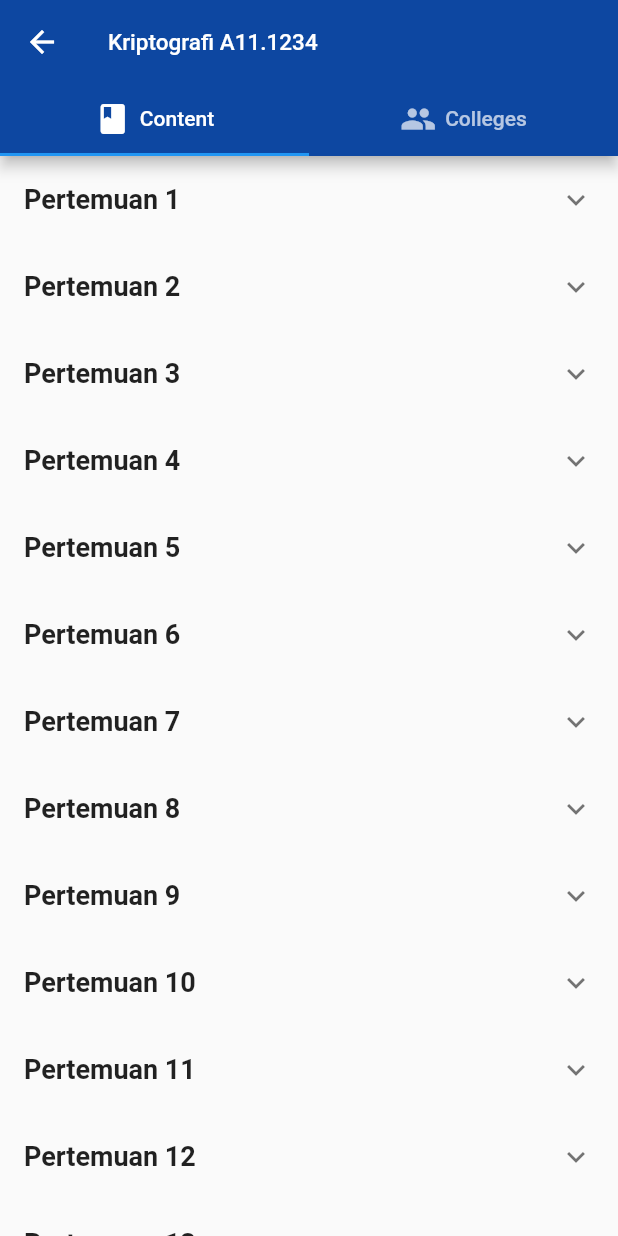
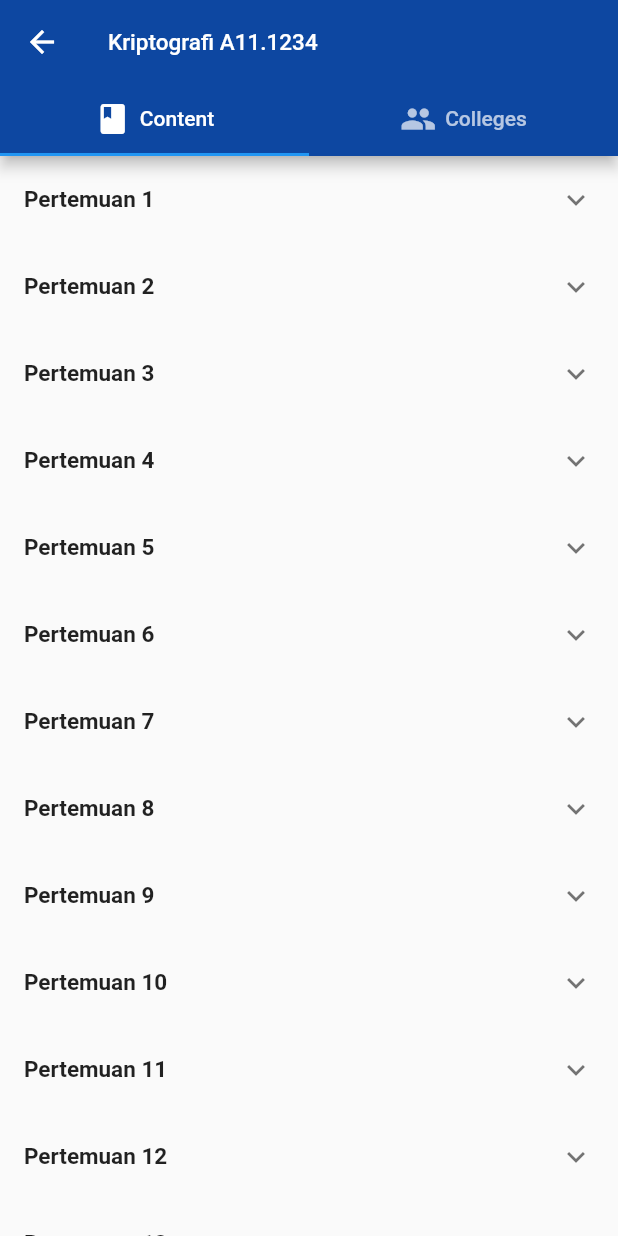
Before and after one commit to RanggaDwi16/Flutter-Absen-App-V.2, a Flutter app: the screen it shows after launch, after a tap on "A11.1234", on a phone screen of 412 x 824 dp. Run offline on Flutter 3.47's test engine with Material 2 defaults, Android fonts, the phone set to English and light mode, and no system bars; generated files the repository leaves out were written again.

Commit message:
Slicing detail matkul konten

```diff
--- /dev/null
+++ b/lib/src/models/data.dart
@@ -0,0 +1,59 @@
+import 'package:absen_app/src/models/mahasiswa.dart';
+import 'package:absen_app/src/models/konten.dart';
+import 'package:absen_app/src/models/mata_kuliah.dart';
+
+List<MataKuliah> daftarMataKuliah = [
+  MataKuliah(
+    id: "A11.1234",
+    name: "Kriptografi",
+    dosen: "Dr. Prof. Patrick",
+    jadwal: "Senin, 08.00 - 10.00",
+    sks: 3,
+    jumlahMahasiswa: 5,
+    daftarMahasiswa: [
+      Mahasiswa(nama: "Ahmad", nim: "A11.2020.00001", jenisKelamin: "Male"),
+      Mahasiswa(nama: "Budi", nim: "A11.2020.00002", jenisKelamin: "Male"),
+      Mahasiswa(nama: "Citra", nim: "A11.2020.00003", jenisKelamin: "Female"),
+      Mahasiswa(nama: "Dewi", nim: "A11.2020.00004", jenisKelamin: "Female"),
+      Mahasiswa(nama: "Eka", nim: "A11.2020.00005", jenisKelamin: "Male"),
+    ],
+    konten: [
+      Konten(judul: "Pertemuan 1", deskripsi: "Kontrak Kuliah"),
+      Konten(judul: "Pertemuan 2", deskripsi: "Enkripsi dan Dekripsi"),
+      Konten(judul: "Pertemuan 3", deskripsi: "Algoritma Kriptografi"),
+      Konten(judul: "Pertemuan 4", deskripsi: "Keamanan Komunikasi"),
+      Konten(judul: "Pertemuan 5", deskripsi: "Tugas Mingguan"),
+      Konten(judul: "Pertemuan 6", deskripsi: "Kriptografi Simetris"),
+      Konten(judul: "Pertemuan 7", deskripsi: "Kriptografi Asimetris"),
+      Konten(judul: "Pertemuan 8", deskripsi: "Sertifikat Digital"),
+      Konten(judul: "Pertemuan 9", deskripsi: "Kriptografi Kunci Publik"),
+      Konten(judul: "Pertemuan 10", deskripsi: "Protokol Keamanan"),
+      Konten(judul: "Pertemuan 11", deskripsi: "Keamanan Jaringan"),
+      Konten(judul: "Pertemuan 12", deskripsi: "Implementasi Kriptografi"),
+      Konten(judul: "Pertemuan 13", deskripsi: "Evaluasi Akhir"),
+      Konten(judul: "Pertemuan 14", deskripsi: "Review Materi"),
+    ],
+  ),
+  MataKuliah(
+    id: "A11.5678",
+    name: "Pemrograman Lanjut",
+    dosen: "Dr. Prof. Patrick",
+    jadwal: "Senin, 08.00 - 10.00",
+    sks: 4,
+    jumlahMahasiswa: 8,
+    daftarMahasiswa: [
+      Mahasiswa(nama: "Fani", nim: "A11.2020.00006", jenisKelamin: "Female"),
+      Mahasiswa(nama: "Guntur", nim: "A11.2020.00007", jenisKelamin: "Male"),
+      Mahasiswa(nama: "Hani", nim: "A11.2020.00008", jenisKelamin: "Female"),
+      Mahasiswa(nama: "Ahmad", nim: "A11.2020.00001", jenisKelamin: "Male"),
+      Mahasiswa(nama: "Budi", nim: "A11.2020.00002", jenisKelamin: "Male"),
+      Mahasiswa(nama: "Citra", nim: "A11.2020.00003", jenisKelamin: "Female"),
+      Mahasiswa(nama: "Dewi", nim: "A11.2020.00004", jenisKelamin: "Female"),
+      Mahasiswa(nama: "Eka", nim: "A11.2020.00005", jenisKelamin: "Male"),
+    ],
+    konten: [
+      Konten(judul: "Pertemuan 1", deskripsi: "Pendahuluan Pemrograman Lanjut"),
+      Konten(judul: "Pertemuan 2", deskripsi: "Struktur Data Lanjut"),
+    ],
+  ),
+];
--- a/lib/src/models/mata_kuliah.dart
+++ b/lib/src/models/mata_kuliah.dart
@@ -4,6 +4,8 @@ import 'package:absen_app/src/models/mahasiswa.dart';
 class MataKuliah {
   String id;
   String name;
+  String dosen;
+  String jadwal;
   int sks;
   int jumlahMahasiswa;
   List<Mahasiswa> daftarMahasiswa;
@@ -11,6 +13,8 @@ class MataKuliah {
   MataKuliah({
     required this.id,
     required this.name,
+    required this.dosen,
+    required this.jadwal,
     required this.sks,
     required this.jumlahMahasiswa,
     required this.daftarMahasiswa,
@@ -20,6 +24,8 @@ class MataKuliah {
   MataKuliah copyWith({
     String? id,
     String? name,
+    String? dosen,
+    String? jadwal,
     int? sks,
     int? jumlahMahasiswa,
     List<Mahasiswa>? daftarMahasiswa,
@@ -28,6 +34,8 @@ class MataKuliah {
     return MataKuliah(
       id: id ?? this.id,
       name: name ?? this.name,
+      dosen: dosen ?? this.dosen,
+      jadwal: jadwal ?? this.jadwal,
       sks: sks ?? this.sks,
       jumlahMahasiswa: jumlahMahasiswa ?? this.jumlahMahasiswa,
       daftarMahasiswa: daftarMahasiswa ?? this.daftarMahasiswa,
@@ -50,6 +58,8 @@ class MataKuliah {
     return MataKuliah(
       id: map['id'] as String,
       name: map['name'] as String,
+      dosen: map['dosen'] as String,
+      jadwal: map['jadwal'] as String,
       sks: map['sks'] as int,
       jumlahMahasiswa: map['jumlahMahasiswa'] as int,
       daftarMahasiswa: List<Mahasiswa>.from(
@@ -65,55 +75,3 @@ class MataKuliah {
     );
   }
 }
-
-List<MataKuliah> daftarMataKuliah = [
-  MataKuliah(
-    id: "A11.1234",
-    name: "Kriptografi",
-    sks: 3,
-    jumlahMahasiswa: 5,
-    daftarMahasiswa: [
-      Mahasiswa(nama: "Ahmad", nim: "A11.2020.00001", jenisKelamin: "Male"),
-      Mahasiswa(nama: "Budi", nim: "A11.2020.00002", jenisKelamin: "Male"),
-      Mahasiswa(nama: "Citra", nim: "A11.2020.00003", jenisKelamin: "Female"),
-      Mahasiswa(nama: "Dewi", nim: "A11.2020.00004", jenisKelamin: "Female"),
-      Mahasiswa(nama: "Eka", nim: "A11.2020.00005", jenisKelamin: "Male"),
-    ],
-    konten: [
-      Konten(judul: "Pertemuan 1", deskripsi: "Kontrak Kuliah"),
-      Konten(judul: "Pertemuan 2", deskripsi: "Enkripsi dan Dekripsi"),
-      Konten(judul: "Pertemuan 3", deskripsi: "Algoritma Kriptografi"),
-      Konten(judul: "Pertemuan 4", deskripsi: "Keamanan Komunikasi"),
-      Konten(judul: "Pertemuan 5", deskripsi: "Tugas Mingguan"),
-      Konten(judul: "Pertemuan 6", deskripsi: "Kriptografi Simetris"),
-      Konten(judul: "Pertemuan 7", deskripsi: "Kriptografi Asimetris"),
-      Konten(judul: "Pertemuan 8", deskripsi: "Sertifikat Digital"),
-      Konten(judul: "Pertemuan 9", deskripsi: "Kriptografi Kunci Publik"),
-      Konten(judul: "Pertemuan 10", deskripsi: "Protokol Keamanan"),
-      Konten(judul: "Pertemuan 11", deskripsi: "Keamanan Jaringan"),
-      Konten(judul: "Pertemuan 12", deskripsi: "Implementasi Kriptografi"),
-      Konten(judul: "Pertemuan 13", deskripsi: "Evaluasi Akhir"),
-      Konten(judul: "Pertemuan 14", deskripsi: "Review Materi"),
-    ],
-  ),
-  MataKuliah(
-    id: "A11.5678",
-    name: "Pemrograman Lanjut",
-    sks: 4,
-    jumlahMahasiswa: 8,
-    daftarMahasiswa: [
-      Mahasiswa(nama: "Fani", nim: "A11.2020.00006", jenisKelamin: "Female"),
-      Mahasiswa(nama: "Guntur", nim: "A11.2020.00007", jenisKelamin: "Male"),
-      Mahasiswa(nama: "Hani", nim: "A11.2020.00008", jenisKelamin: "Female"),
-      Mahasiswa(nama: "Ahmad", nim: "A11.2020.00001", jenisKelamin: "Male"),
-      Mahasiswa(nama: "Budi", nim: "A11.2020.00002", jenisKelamin: "Male"),
-      Mahasiswa(nama: "Citra", nim: "A11.2020.00003", jenisKelamin: "Female"),
-      Mahasiswa(nama: "Dewi", nim: "A11.2020.00004", jenisKelamin: "Female"),
-      Mahasiswa(nama: "Eka", nim: "A11.2020.00005", jenisKelamin: "Male"),
-    ],
-    konten: [
-      Konten(judul: "Pertemuan 1", deskripsi: "Pendahuluan Pemrograman Lanjut"),
-      Konten(judul: "Pertemuan 2", deskripsi: "Struktur Data Lanjut"),
-    ],
-  ),
-];
--- a/lib/src/view/home_view.dart
+++ b/lib/src/view/home_view.dart
@@ -1,4 +1,5 @@
 import 'package:absen_app/src/models/mata_kuliah.dart';
+import 'package:absen_app/src/models/data.dart';
 import 'package:absen_app/src/widget/item_details_view.dart';
 import 'package:absen_app/src/widget/item_list.dart';
 import 'package:flutter/material.dart';
@@ -14,7 +15,29 @@ class HomeView extends StatelessWidget {
 
   @override
   Widget build(BuildContext context) {
-    return Column(
+    return Scaffold(
+      appBar: AppBar(
+        toolbarHeight: 86,
+        title: Text(
+          'Absen App',
+          style: TextStyle(
+            fontFamily: 'cursive',
+            fontSize: 40,
+          ),
+        ),
+        actions: [
+          IconButton(
+            onPressed: () {},
+            icon: Icon(Icons.search),
+          ),
+          IconButton(
+            onPressed: () {},
+            icon: Icon(Icons.notifications),
+          ),
+        ],
+        backgroundColor: const Color(0xFF0D47A1),
+      ),
+      body: Column(
         children: [
           Expanded(
             child: ListView.builder(
@@ -37,6 +60,7 @@ class HomeView extends StatelessWidget {
             ),
           ),
         ],
+      ),
     );
   }
 }
--- a/lib/src/widget/item_details_view.dart
+++ b/lib/src/widget/item_details_view.dart
@@ -58,14 +58,52 @@ class ItemDetailsView extends StatelessWidget {
                       title: Text(
                         "Pertemuan ${index + 1}",
                         style: const TextStyle(
-                          fontSize: 18,
+                          fontSize: 15,
                           fontWeight: FontWeight.bold,
                         ),
                       ),
                       children: <Widget>[
-                        ListTile(
-                          title: Text(content.judul),
-                          subtitle: Text(content.deskripsi),
+                        // ListTile(
+                        //   title: Text(content.judul),
+                        //   subtitle: Text(content.deskripsi),
+                        // ),
+
+                        Container(
+                          margin: const EdgeInsets.all(10),
+                          padding: const EdgeInsets.all(10),
+                          decoration: const BoxDecoration(
+                            borderRadius: BorderRadius.all(Radius.circular(5)),
+                            boxShadow: [
+                              BoxShadow(
+                                offset: const Offset(
+                                  5.0,
+                                  5.0,
+                                ),
+                                color: Colors.grey,
+                                blurRadius: 5.0,
+                                spreadRadius: 2.0,
+                              ),
+                              BoxShadow(
+                                color: Colors.white,
+                                offset: const Offset(0.0, 0.0),
+                                blurRadius: 0.0,
+                                spreadRadius: 0.0,
+                              ),
+                            ],
+                          ),
+                          child: Row(
+                            mainAxisAlignment: MainAxisAlignment.spaceBetween,
+                            children: [
+                              Text(
+                                content.deskripsi,
+                                style: TextStyle(fontSize: 12),
+                              ),
+                              Icon(
+                                Icons.check_circle,
+                                color: Color(0xFFC1C1C1),
+                              )
+                            ],
+                          ),
                         ),
                       ],
                     );
--- a/lib/src/widget/item_list.dart
+++ b/lib/src/widget/item_list.dart
@@ -16,7 +16,7 @@ class ItemList extends StatelessWidget {
       onTap: () => onTap(),
       child: Container(
         width: double.infinity,
-        height: 200,
+        height: 146,
         decoration: BoxDecoration(
           borderRadius: BorderRadius.circular(10),
           boxShadow: const [
@@ -29,7 +29,7 @@ class ItemList extends StatelessWidget {
           gradient: LinearGradient(
             begin: Alignment.topLeft,
             end: Alignment.bottomRight,
-            colors: [Colors.blue.shade900, Colors.blueAccent.shade200],
+            colors: [Color(0xFF0D47A1), Color(0xFFB6C6FF)],
           ),
         ),
         padding: const EdgeInsets.all(15),
@@ -45,44 +45,82 @@ class ItemList extends StatelessWidget {
                   item.id,
                   style: const TextStyle(
                     color: Colors.white,
-                    fontSize: 25,
-                    fontWeight: FontWeight.bold,
+                    fontSize: 14,
+                    fontWeight: FontWeight.w400,
+                    // overflow: TextOverflow.ellipsis,
                   ),
                 ),
-                const SizedBox(height: 10),
+                const SizedBox(height: 5),
                 Text(
                   item.name,
                   style: const TextStyle(
                     color: Colors.white,
-                    fontSize: 18,
-                    overflow: TextOverflow.ellipsis,
+                    fontSize: 24,
+                    fontWeight: FontWeight.bold,
                   ),
                 ),
               ],
             ),
             Column(
-              crossAxisAlignment: CrossAxisAlignment.start,
               children: [
+                Row(
+                  children: [
+                    Icon(Icons.person_pin, color: Colors.white, size: 16),
+                    SizedBox(
+                      width: 5,
+                    ),
                     Text(
-                  "Jumlah SKS : ${item.sks}",
+                      item.dosen,
                       style: const TextStyle(
                         color: Colors.white,
-                    fontSize: 16,
+                        fontSize: 12,
                       ),
                     ),
-                const SizedBox(height: 10),
+                  ],
+                ),
+                SizedBox(
+                  height: 10,
+                ),
+                Row(
+                  children: [
+                    Icon(Icons.access_time, color: Colors.white, size: 16),
+                    SizedBox(
+                      width: 5,
+                    ),
                     Text(
-                  "Jumlah Mahasiswa : ${item.jumlahMahasiswa}",
+                      item.jadwal,
                       style: const TextStyle(
                         color: Colors.white,
-                    fontSize: 16,
-                    overflow: TextOverflow.ellipsis,
+                        fontSize: 12,
                       ),
                     ),
                   ],
                 ),
               ],
             ),
+            // Column(
+            //   crossAxisAlignment: CrossAxisAlignment.start,
+            //   children: [
+            //     Text(
+            //       "Jumlah SKS : ${item.sks}",
+            //       style: const TextStyle(
+            //         color: Colors.white,
+            //         fontSize: 16,
+            //       ),
+            //     ),
+            //     const SizedBox(height: 10),
+            //     Text(
+            //       "Jumlah Mahasiswa : ${item.jumlahMahasiswa}",
+            //       style: const TextStyle(
+            //         color: Colors.white,
+            //         fontSize: 16,
+            //         overflow: TextOverflow.ellipsis,
+            //       ),
+            //     ),
+            //   ],
+            // ),
+          ],
+        ),
       ),
     );
   }
```
Also changed, not shown: pubspec.lock, 1 other file. Lines whose indentation alone changed are shown as unchanged.
